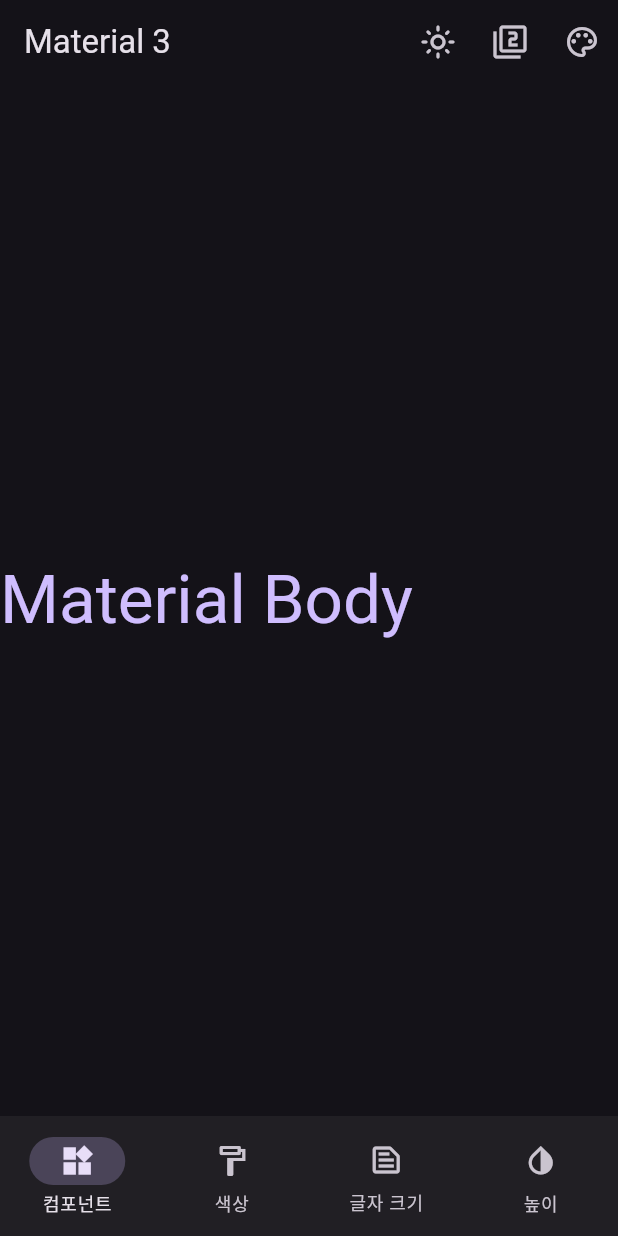
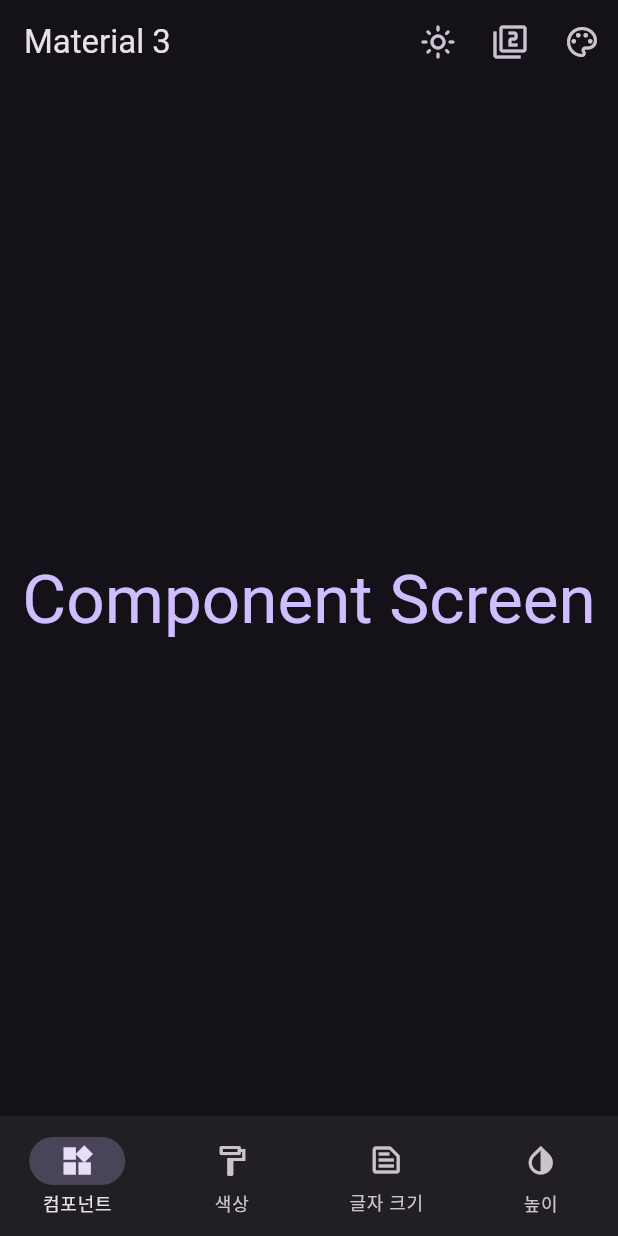
Before and after one commit to freemancho1/material_design, a Flutter app: the screen it shows after launch, after a tap on the "dark mode" icon, on a phone screen of 412 x 824 dp. Run offline on Flutter 3.47's test engine with Material 2 defaults, Android fonts, the phone set to English and light mode, and no system bars.

Commit message:
20230412.2142

```diff
--- a/lib/app_components/navigation_bars.dart
+++ b/lib/app_components/navigation_bars.dart
@@ -30,15 +30,15 @@ class _NavigationBarsState extends State<NavigationBars> {
 
   /// 위젯 자체가 변경될 때 호출
   /// didChangeDependencies은 위젯의 상태가 변경될 때 호출
-  @override
-  void didUpdateWidget(covariant NavigationBars oldWidget) {
-    super.didUpdateWidget(oldWidget);
-    /// Todo: 이결 별도로 해줘야 하나?
-    /// setState() 같은걸로 하면 안되나?
-    if (widget.selectedIndex != oldWidget.selectedIndex) {
-      selectedIndex = widget.selectedIndex;
-    }
-  }
+  // @override
+  // void didUpdateWidget(covariant NavigationBars oldWidget) {
+  //   super.didUpdateWidget(oldWidget);
+  //   /// Todo: 이결 별도로 해줘야 하나?
+  //   /// setState() 같은걸로 하면 안되나?
+  //   if (widget.selectedIndex != oldWidget.selectedIndex) {
+  //     selectedIndex = widget.selectedIndex;
+  //   }
+  // }
 
   @override
   Widget build(BuildContext context) {
--- a/lib/app_components/navigation_transition.dart
+++ b/lib/app_components/navigation_transition.dart
@@ -29,9 +29,7 @@ class _NavigationTransitionState extends State<NavigationTransition> {
   late final CurvedAnimation railAnimation;
   late final ReverseAnimation barAnimation;
 
-  /// Todo: 언제 사용하나?
   bool controllerInitialized = false;
-  bool showDivider = false;
 
   @override
   void initState() {
@@ -51,7 +49,6 @@ class _NavigationTransitionState extends State<NavigationTransition> {
   Widget build(BuildContext context) {
     final ColorScheme colorScheme = Theme.of(context).colorScheme;
 
-    /// Todo: Continue......4
     return Scaffold(
       key: widget.scaffoldKey,
       appBar: widget.appBar,
--- a/lib/home.dart
+++ b/lib/home.dart
@@ -106,9 +106,9 @@ class _HomeState extends State<Home> with SingleTickerProviderStateMixin {
     }
   }
 
-  void handleScreenChange(int screenSelected) {
-    setState(() => screenIndex = screenSelected);
-  }
+  // void handleScreenChange(int screenSelected) {
+  //   setState(() => screenIndex = screenSelected);
+  // }
 
   PreferredSizeWidget createAppBar() => AppBar(
     title: Text('Material ${widget.useMaterial3 ? 3 : 2}'),
@@ -127,16 +127,34 @@ class _HomeState extends State<Home> with SingleTickerProviderStateMixin {
       : [Container()],
   );
 
-  /// Todo: ....3
-  Widget createScreenFor() {
-    return Center(
-      child: Text(
-        'Material Body',
-        style: Theme.of(context).textTheme.displayMedium?.copyWith(
-          color: Theme.of(context).colorScheme.primary,
+  Widget createScreenFor(
+    ScreenSelected screenSelected, bool showNavBarExample) {
+
+    Widget makeBody(String message) {
+      return Expanded(
+        child: Center(
+          child: Text(
+            message,
+            style: Theme.of(context).textTheme.displayMedium?.copyWith(
+              color: Theme.of(context).colorScheme.primary,
+            ),
+          ),
         ),
-      ),
-    );
+      );
+    }
+
+    switch(screenSelected) {
+      case ScreenSelected.component:
+        return makeBody('Component Screen');
+      case ScreenSelected.color:
+        return makeBody('Color Screen');
+      case ScreenSelected.typography:
+        return makeBody('Typography Screen');
+      case ScreenSelected.elevation:
+        return makeBody('Elevation Screen');
+      default:
+        return makeBody('Default Screen');
+    }
   }
 
   @override
@@ -149,7 +167,9 @@ class _HomeState extends State<Home> with SingleTickerProviderStateMixin {
           animationController: controller,
           railAnimation: railAnimation,
           appBar: createAppBar(),
-          body: createScreenFor(),
+          body: createScreenFor(
+              ScreenSelected.values[screenIndex], controller.value == 1
+          ),
           /// 큰 화면에서 표시되는 죄측 메뉴바
           /// 작은 화면에서는 하단 바로 구현되어야 함(하단 바는 별도 구현)
           /// 화면이 중간크기보다 작어지면 닫히는 애니메이션은
@@ -162,9 +182,8 @@ class _HomeState extends State<Home> with SingleTickerProviderStateMixin {
             selectedIndex: screenIndex,
             onDestinationSelected: (index) {    /// 메뉴를 선택한 경우
               setState(() {
-                /// Todo: 이 두개가 똑같은 역할을 하는거 같은데 확인.
                 screenIndex = index;
-                handleScreenChange(screenIndex);
+                // handleScreenChange(screenIndex);
               });
             },
             /// 왼쪽 메뉴중 하단 메뉴, 적은화면에서는 앱바에 표시되는 부분임
@@ -182,14 +201,13 @@ class _HomeState extends State<Home> with SingleTickerProviderStateMixin {
             onSelectItem: (index) {
               setState(() {
                 screenIndex = index;
-                handleScreenChange(screenIndex);
+                // handleScreenChange(screenIndex);
               });
             },
             selectedIndex: screenIndex,
             isExampleBar: false,
           ),
         );
-        /// Todo: Continue......
       }
     );
   }
```
